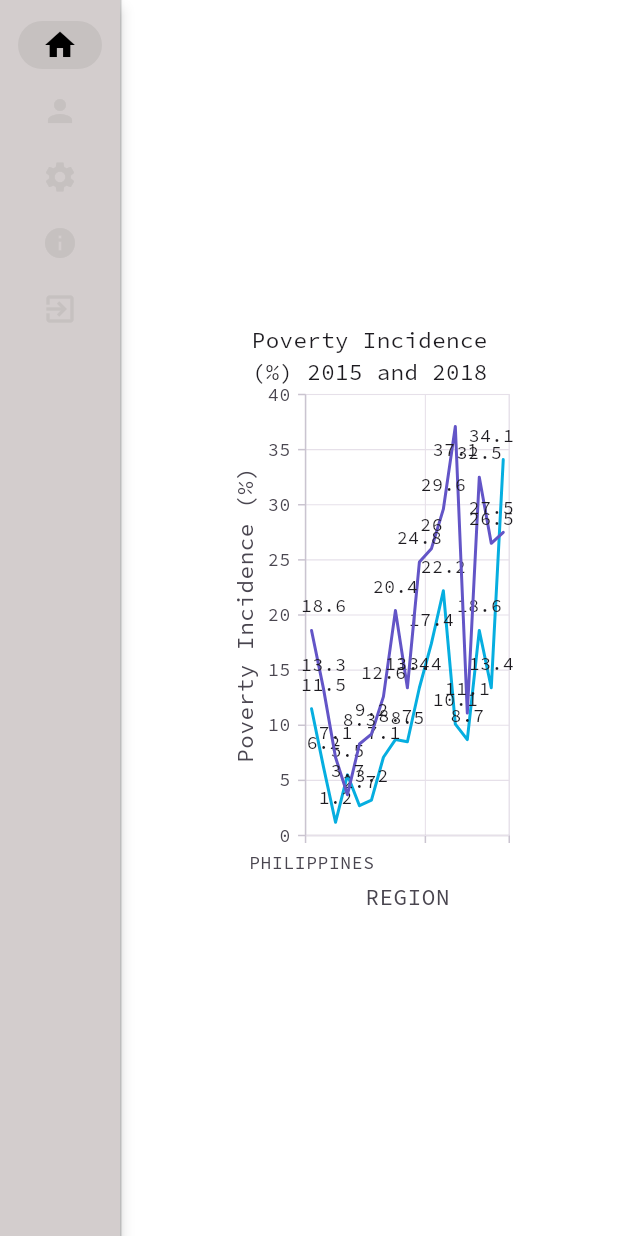
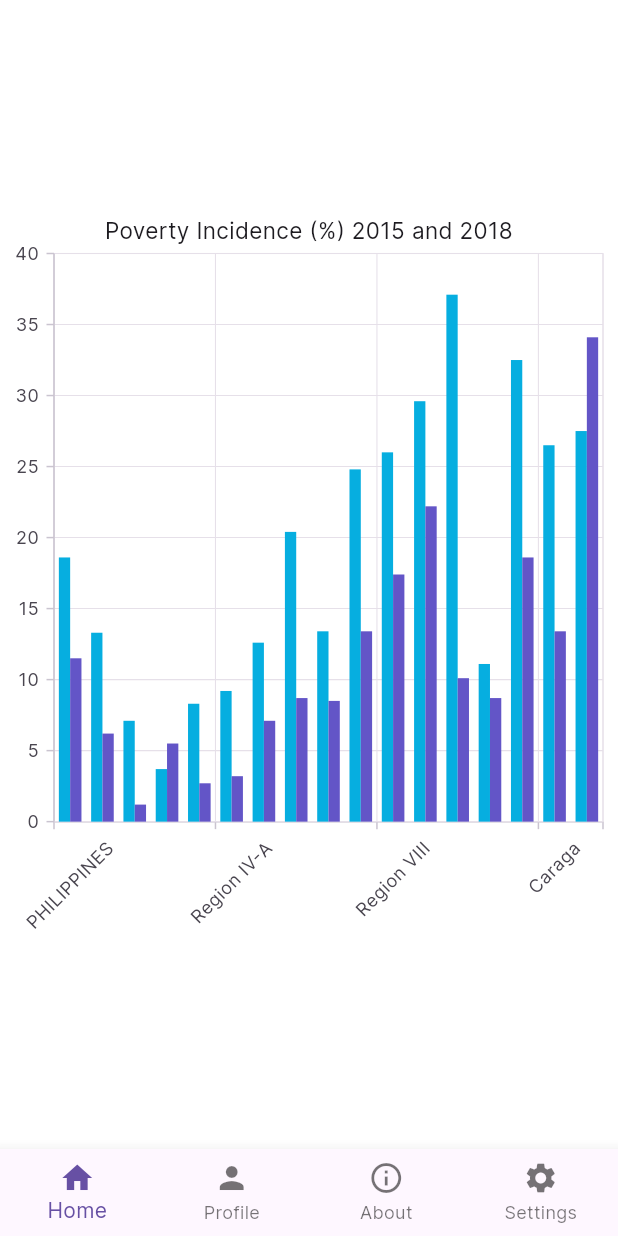
Before and after one commit to mlab817/pips_desktop, a Flutter app: the screen it shows after launch, on a phone screen of 412 x 824 dp. Run offline on Flutter 3.47's test engine with Material 2 defaults, Android fonts, the phone set to English and light mode, and no system bars; our stand-ins replace csv, dio, flutter_svg, freezed_annotation, get_it, liquid_progress_indicator and 4 more; missing offline and left inert: window_size; generated files the repository leaves out were written again.

Commit message:
initial commit

```diff
--- a/lib/app/dep_injection.dart
+++ b/lib/app/dep_injection.dart
@@ -29,7 +29,7 @@ Future<void> initAppModule() async {
   var config = Configuration.local([
     PovertyIncidence.schema,
     Population.schema,
-  ], path: 'db');
+  ]);
 
   final realm = Realm(config);
 
--- /dev/null
+++ b/lib/presentation/common/layout.dart
@@ -0,0 +1,17 @@
+import 'package:flutter/material.dart';
+
+class MainLayout extends StatefulWidget {
+  const MainLayout({Key? key, required this.child}) : super(key: key);
+
+  final Widget child;
+
+  @override
+  State<MainLayout> createState() => _MainLayoutState();
+}
+
+class _MainLayoutState extends State<MainLayout> {
+  @override
+  Widget build(BuildContext context) {
+    return const Placeholder();
+  }
+}
--- a/lib/presentation/main/home/home.dart
+++ b/lib/presentation/main/home/home.dart
@@ -2,6 +2,7 @@ import 'package:flutter/material.dart';
 import 'package:pips/app/dep_injection.dart';
 import 'package:pips/data/schemas/poverty_incidence.dart';
 import 'package:pips/domain/repository/repository.dart';
+import 'package:pips/presentation/resources/sizes_manager.dart';
 import 'package:syncfusion_flutter_charts/charts.dart';
 
 class HomeView extends StatefulWidget {
@@ -16,21 +17,28 @@ class _HomeViewState extends State<HomeView> {
 
   List<PovertyIncidence> _data = <PovertyIncidence>[];
 
+  late TooltipBehavior _tooltip;
+
   @override
   void initState() {
+    _data = _repository.getPovertyIncidence().toList();
+
+    _tooltip = TooltipBehavior(enable: true);
+
     super.initState();
-    _data = _repository.getPovertyIncidence().toList();
   }
 
   @override
   Widget build(BuildContext context) {
     var screenSize = MediaQuery.of(context).size;
 
+    return _getBarChart();
+
     return Expanded(
       child: Center(
         child: SizedBox(
-          width: screenSize.width / 2,
-          height: screenSize.height / 2,
+          width: screenSize.width / 1,
+          height: screenSize.height / 1,
           child: SfCartesianChart(
             primaryXAxis: CategoryAxis(
               title: AxisTitle(text: 'REGION'),
@@ -67,4 +75,39 @@ class _HomeViewState extends State<HomeView> {
       // child: Text('Item'),
     );
   }
+
+  Widget _getBarChart() {
+    return Expanded(
+      child: Center(
+        child: SizedBox(
+          height: AppSize.s500,
+          width: AppSize.s800,
+          child: SfCartesianChart(
+            primaryYAxis: NumericAxis(),
+            primaryXAxis: CategoryAxis(
+              labelRotation: 315,
+            ),
+            title: ChartTitle(
+              text: 'Poverty Incidence (%) 2015 and 2018',
+            ),
+            tooltipBehavior: _tooltip,
+            series: <ColumnSeries<PovertyIncidence, String>>[
+              ColumnSeries<PovertyIncidence, String>(
+                dataSource: _data,
+                xValueMapper: (PovertyIncidence data, _) => data.region,
+                yValueMapper: (PovertyIncidence data, _) => data.incidence2015,
+                name: '2015',
+              ),
+              ColumnSeries<PovertyIncidence, String>(
+                dataSource: _data,
+                xValueMapper: (PovertyIncidence data, _) => data.region,
+                yValueMapper: (PovertyIncidence data, _) => data.incidence2018,
+                name: '2018',
+              ),
+            ],
+          ),
+        ),
+      ),
+    );
+  }
 }
--- a/lib/presentation/main/main.dart
+++ b/lib/presentation/main/main.dart
@@ -1,6 +1,9 @@
+import 'dart:io';
+
 import 'package:flutter/material.dart';
 import 'package:pips/presentation/main/home/home.dart';
 import 'package:pips/presentation/resources/color_manager.dart';
+import 'package:pips/presentation/resources/sizes_manager.dart';
 
 class MainView extends StatefulWidget {
   const MainView({Key? key}) : super(key: key);
@@ -52,10 +55,34 @@ class _MainViewState extends State<MainView> {
     return Scaffold(
       body: Row(
         children: [
-          _getNavigationRail(),
+          if (Platform.isMacOS) _getNavigationRail(),
           const HomeView(),
         ],
       ),
+      bottomNavigationBar: (Platform.isIOS || Platform.isAndroid)
+          ? BottomNavigationBar(
+              currentIndex: _selectedIndex,
+              type: BottomNavigationBarType.fixed,
+              items: const <BottomNavigationBarItem>[
+                BottomNavigationBarItem(
+                  icon: Icon(Icons.home),
+                  label: 'Home',
+                ),
+                BottomNavigationBarItem(
+                  icon: Icon(Icons.person),
+                  label: 'Profile',
+                ),
+                BottomNavigationBarItem(
+                  icon: Icon(Icons.info_outline),
+                  label: 'About',
+                ),
+                BottomNavigationBarItem(
+                  icon: Icon(Icons.settings),
+                  label: 'Settings',
+                ),
+              ],
+            )
+          : null,
     );
   }
 
@@ -66,11 +93,37 @@ class _MainViewState extends State<MainView> {
               right: BorderSide(
         color: ColorManager.lightGray,
       ))),
-      child: NavigationRail(
-        destinations: _destinations,
-        onDestinationSelected: _onDestinationSelected,
-        selectedIndex: _selectedIndex,
+      child: Column(
+        children: [
+          // _getSearchField(),
+          Expanded(
+            child: NavigationRail(
+              extended: true,
+              destinations: _destinations,
+              onDestinationSelected: _onDestinationSelected,
+              selectedIndex: _selectedIndex,
+              // labelType: NavigationRailLabelType.all,
+            ),
+          ),
+        ],
       ),
+    );
+  }
+
+  Widget _getSearchField() {
+    return const Padding(
+      padding: EdgeInsets.all(AppSize.s12),
+      child: SizedBox(
+          // height: AppSize.s36,
+          width: AppSize.s220,
+          child: TextField(
+            decoration: InputDecoration(
+              label: Text('Search'),
+              suffix: Icon(Icons.search_outlined),
+              contentPadding: EdgeInsets.symmetric(
+                  vertical: AppSize.s2, horizontal: AppSize.s4),
+            ),
+          )),
     );
   }
 
--- a/lib/presentation/resources/font_manager.dart
+++ b/lib/presentation/resources/font_manager.dart
@@ -1,6 +1,6 @@
 ///
 class FontFamily {
-  static const String primary = "Source Code Pro";
+  static const String primary = "Inter";
   static const String bebasNeue = "Bebas Neue";
 }
 
--- a/lib/presentation/resources/sizes_manager.dart
+++ b/lib/presentation/resources/sizes_manager.dart
@@ -22,7 +22,14 @@ class AppSize {
   static const double s100 = 100;
   static const double s150 = 150;
   static const double s200 = 200;
+  static const double s220 = 220;
   static const double s250 = 250;
   static const double s300 = 300;
   static const double s400 = 400;
+  static const double s500 = 500;
+  static const double s600 = 600;
+  static const double s700 = 700;
+  static const double s800 = 800;
+  static const double s900 = 900;
+  static const double s1000 = 1000;
 }
--- a/lib/presentation/resources/theme_manager.dart
+++ b/lib/presentation/resources/theme_manager.dart
@@ -1,6 +1,6 @@
 import 'package:flutter/material.dart';
 import 'package:pips/presentation/resources/color_manager.dart';
-import 'package:pips/presentation/resources/font_manager.dart';
+import 'package:pips/presentation/resources/font_manager.dart' show FontFamily;
 import 'package:pips/presentation/resources/sizes_manager.dart';
 
 class ThemeManager {
@@ -25,6 +25,7 @@ class ThemeManager {
               BorderSide(style: BorderStyle.solid, color: ColorManager.primary),
         ),
         prefixIconColor: ColorManager.primary,
+        suffixStyle: const TextStyle(fontSize: AppSize.s10),
       ),
       textSelectionTheme: TextSelectionThemeData(
         cursorColor: ColorManager.primary,
@@ -65,9 +66,10 @@ class ThemeManager {
         selectedIconTheme: IconThemeData(
           color: ColorManager.black,
         ),
-        unselectedLabelTextStyle: TextStyle(color: ColorManager.gray),
+        unselectedLabelTextStyle: TextStyle(color: ColorManager.black),
         selectedLabelTextStyle: TextStyle(
-          color: ColorManager.gray,
+          color: ColorManager.black,
+          fontWeight: FontWeight.bold,
         ),
         useIndicator: true,
         indicatorColor: ColorManager.darkGray,
```
Also changed, not shown: pubspec.yaml (+11 -11 lines), assets/fonts/Inter-Black.ttf (added), assets/fonts/Inter-Bold.ttf (added), assets/fonts/Inter-ExtraBold.ttf (added), assets/fonts/Inter-ExtraLight.ttf (added), assets/fonts/Inter-Light.ttf (added), assets/fonts/Inter-Medium.ttf (added), assets/fonts/Inter-Regular.ttf (added), assets/fonts/Inter-SemiBold.ttf (added), assets/fonts/Inter-Thin.ttf (added), da_reverse/color_schemes.g.dart (added), da_reverse/main.g.dart (added), 1 other file.
